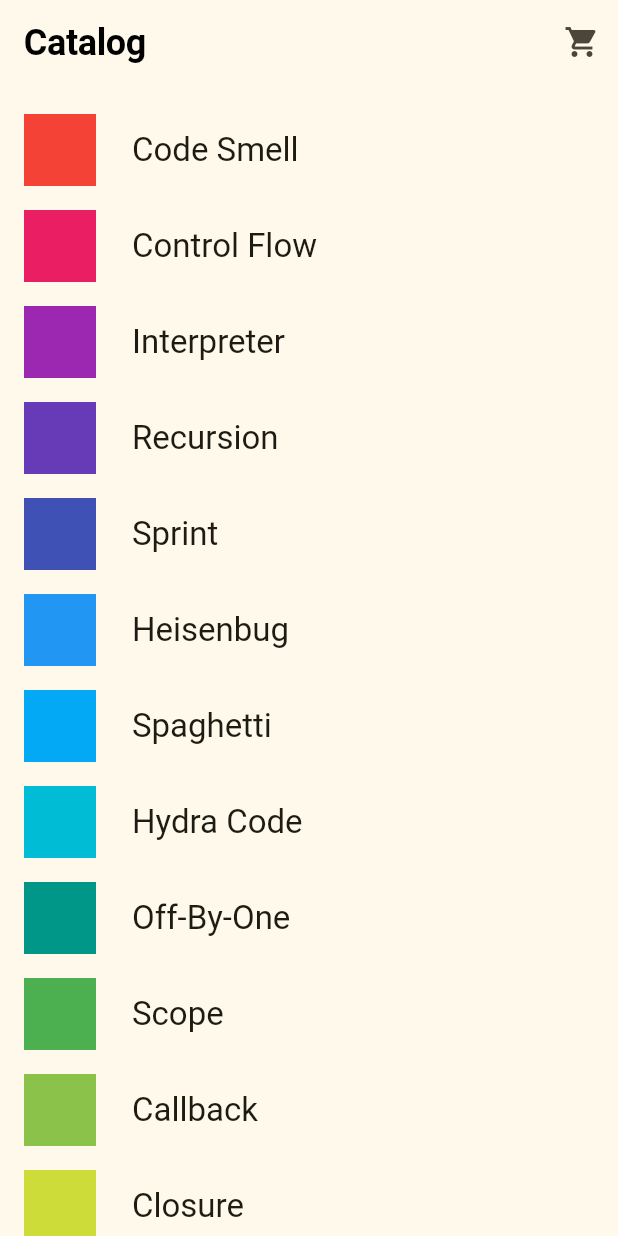
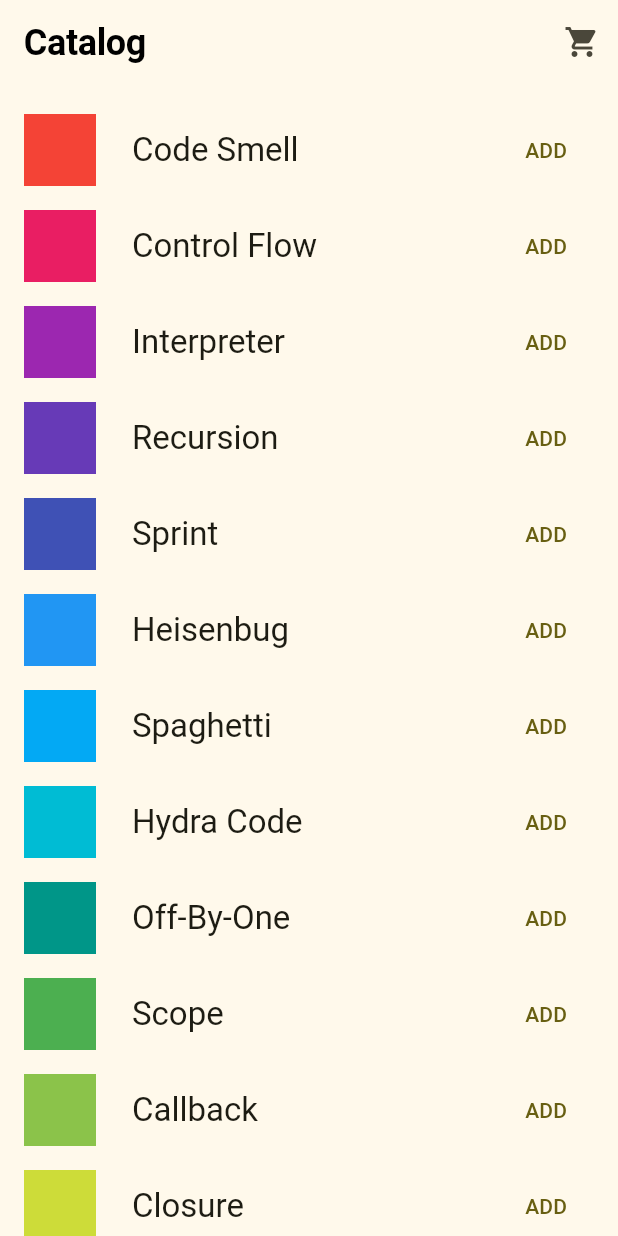
Before and after one commit to dhanazam/provider_shopper, a Flutter app: the MyCatalog screen opened by its route, on a phone screen of 412 x 824 dp. Run offline on Flutter 3.47's test engine with Material 3 defaults, Android fonts, the phone set to English and light mode, and no system bars; our stand-ins replace go_router; Roboto replaces fonts that are missing (Corben).

Commit message:
add addbutton

```diff
--- a/lib/screens/catalog.dart
+++ b/lib/screens/catalog.dart
@@ -1,5 +1,6 @@
 import 'package:flutter/material.dart';
 import 'package:provider/provider.dart';
+import 'package:provider_shopper/models/cart.dart';
 import 'package:provider_shopper/models/catalog.dart';
 import 'package:go_router/go_router.dart';
 
@@ -16,7 +17,6 @@ class MyCatalog extends StatelessWidget {
         SliverList(
           delegate: SliverChildBuilderDelegate(
             (context, index) {
-              debugPrint('index-: $index');
               return _MyListItem(index);
             },
           ),
@@ -34,7 +34,7 @@ class _MyAppBar extends StatelessWidget {
       floating: true,
       actions: [
         IconButton(
-            onPressed: () => () => context.go('/catalog/cart'),
+            onPressed: () => context.go('/catalog/cart'),
             icon: const Icon(Icons.shopping_cart))
       ],
     );
@@ -64,9 +64,34 @@ class _MyListItem extends StatelessWidget {
               Expanded(
                 child: Text(item.name, style: textTheme),
               ),
-              const SizedBox(width: 24)
+              const SizedBox(width: 24),
+              _AddButton(item: item)
             ],
           )),
     );
   }
 }
+
+class _AddButton extends StatelessWidget {
+  final Item item;
+
+  const _AddButton({required this.item});
+
+  @override
+  Widget build(BuildContext context) {
+    var isInCart =
+        context.select<CartModel, bool>((cart) => cart.items.contains(item));
+
+    return TextButton(
+      onPressed: isInCart
+          ? null
+          : () {
+              var cart = context.read<CartModel>();
+              cart.add(item);
+            },
+      child: isInCart
+          ? const Icon(Icons.check, semanticLabel: 'ADDED')
+          : const Text('ADD'),
+    );
+  }
+}
```
